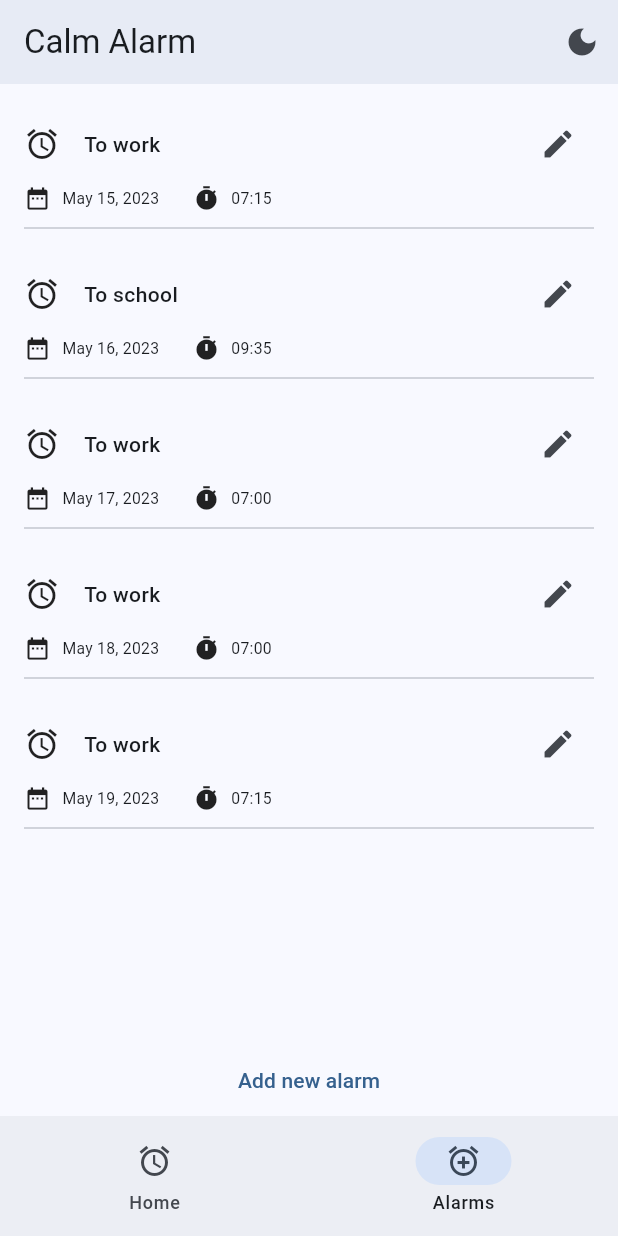
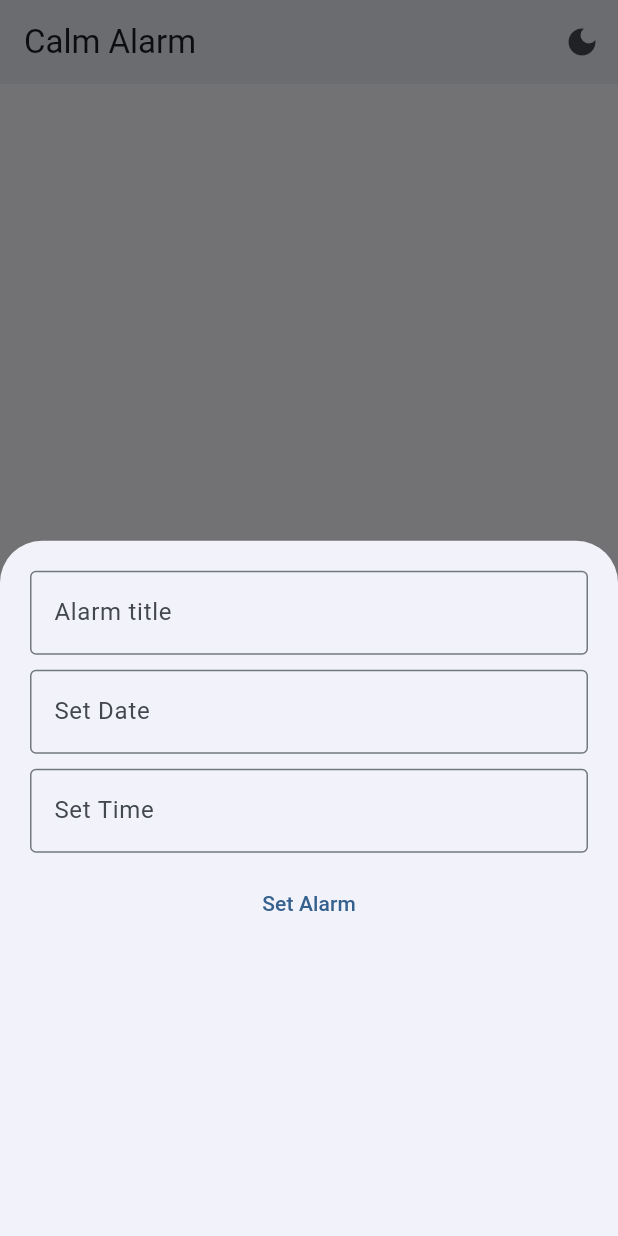
Before and after one commit to Dagohar/CalmAlarm, a Flutter app: the screen it shows after launch, item 2 of the bottom bar chosen, after a tap on "Add new alarm", on a phone screen of 412 x 824 dp. Run offline on Flutter 3.47's test engine with Material 2 defaults, Android fonts, the light colour scheme and no system bars; our stand-ins replace shared_preferences, syncfusion_flutter_gauges.

Commit message:
Added: Alarm setting

```diff
--- /dev/null
+++ b/lib/helpers/converters.dart
@@ -0,0 +1,14 @@
+import 'package:calmalarm/widgets/alarm_list_element.dart';
+import 'formatters.dart';
+
+class Converters {
+  static AlarmListElement convertStringToAlarmListElement(String data) {
+    var dataSplit = data.split(';');
+    var date = Formatters.dateTimeParse(dataSplit[1]);
+    var time = Formatters.timeOfDayParse(dataSplit[2]);
+    return AlarmListElement(title: dataSplit[0], dateTime: date, timeOfDay: time);
+  }
+  static String convertAlarmListElementToString(AlarmListElement alarm) {
+    return "${alarm.title};${Formatters.dateTimeToString(alarm.dateTime)};${Formatters.timeOfDayToString(alarm.timeOfDay)}";
+  }
+}
--- /dev/null
+++ b/lib/helpers/formatters.dart
@@ -0,0 +1,13 @@
+import 'package:flutter/material.dart';
+import 'package:intl/intl.dart';
+
+class Formatters {
+  // TO STRING
+  static String dateTimeToString(DateTime dateTime) => DateFormat.yMd().format(dateTime);
+  static String dateTimeToTimeOfDayString(DateTime dateTime)  => DateFormat.Hm().format(dateTime);
+  static String timeOfDayToString(TimeOfDay timeOfDay)  => "${timeOfDay.hour}:${timeOfDay.minute}";
+
+  // PARSE FROM STRING
+  static DateTime dateTimeParse(String dateString) => DateFormat.yMd().parse(dateString);
+  static TimeOfDay timeOfDayParse(String timeString) => TimeOfDay.fromDateTime(DateFormat.Hm().parse(timeString));
+}
--- a/lib/pages/alarms.dart
+++ b/lib/pages/alarms.dart
@@ -1,5 +1,8 @@
+import 'package:calmalarm/providers/alarms_provider.dart';
+import 'package:calmalarm/widgets/alarm_creator_modal.dart';
 import 'package:calmalarm/widgets/alarm_list_element.dart';
 import 'package:flutter/material.dart';
+import 'package:provider/provider.dart';
 
 class AlarmsPage extends StatefulWidget {
   const AlarmsPage({super.key});
@@ -9,16 +12,31 @@ class AlarmsPage extends StatefulWidget {
 }
 
 class _AlarmsPageState extends State<AlarmsPage> {
-  final alarms = <AlarmListElement>[
-    AlarmListElement(title: 'To work', dateTime: DateTime.parse('2023-05-15 07:15:00')),
-    AlarmListElement(title: 'To school', dateTime: DateTime.parse('2023-05-16 09:35:00')),
-    AlarmListElement(title: 'To work', dateTime: DateTime.parse('2023-05-17 07:00:00')),
-    AlarmListElement(title: 'To work', dateTime: DateTime.parse('2023-05-18 07:00:00')),
-    AlarmListElement(title: 'To work', dateTime: DateTime.parse('2023-05-19 07:15:00')),
-  ];
+  AlarmsProvider alarmsProvider = AlarmsProvider();
+
+  void addNewAlarm(AlarmListElement newAlarm) {
+    setState(() {
+      var newList = alarmsProvider.savedAlarms.toList();
+      newList.add(newAlarm);
+      alarmsProvider.savedAlarms = newList;
+    });
+  }
 
   @override
-  Widget build(BuildContext context) {
+  void initState() {
+    super.initState();
+    getSavedAlarms();
+  }
+
+  void getSavedAlarms() async {
+    alarmsProvider.savedAlarms = await alarmsProvider.alarmsPreference.getSavedAlarms();
+  }
+
+  @override
+  Widget build(BuildContext context) => ChangeNotifierProvider(
+    create: (context) => alarmsProvider,
+    child: Consumer<AlarmsProvider>(
+      builder: (context, provider, child) {
         return Stack(
           children: [
             GridView.builder(
@@ -27,26 +45,31 @@ class _AlarmsPageState extends State<AlarmsPage> {
                   mainAxisExtent: 100,
                   crossAxisCount: 1,
                 ),
-          itemCount: alarms.length,
+                itemCount: provider.savedAlarms.length,
                 itemBuilder: (context, index) {
                   return Column(
-              children: [
-                alarms[index],
-                const Divider(thickness: 1.0)
-              ],
+                    children: [provider.savedAlarms[index], const Divider(thickness: 1.0)],
                   );
-          }
-        ),
+                }),
             Align(
               alignment: Alignment.bottomCenter,
               child: Row(
                 mainAxisAlignment: MainAxisAlignment.center,
                 children: [
-              TextButton(onPressed: () {}, child: const Text('Add new alarm'))
+                  TextButton(
+                    onPressed: () {
+                      showModalBottomSheet(
+                          context: context,
+                          builder: (BuildContext context) {
+                            return AlarmCreatorModal(callback: addNewAlarm);
+                          });
+                    },
+                    child: const Text('Add new alarm'))
                 ],
               ),
             )
           ],
         );
+      },
+    ));
 }
-}
--- /dev/null
+++ b/lib/providers/alarms_provider.dart
@@ -0,0 +1,15 @@
+import 'package:calmalarm/shared_preferences/alarms_preference.dart';
+import 'package:calmalarm/widgets/alarm_list_element.dart';
+import 'package:flutter/material.dart';
+
+class AlarmsProvider with ChangeNotifier {
+  AlarmsPreference alarmsPreference = AlarmsPreference();
+
+  List<AlarmListElement> _savedAlarms = <AlarmListElement>[];
+  List<AlarmListElement> get savedAlarms => _savedAlarms;
+  set savedAlarms(List<AlarmListElement> value) {
+    _savedAlarms = value;
+    alarmsPreference.setSavedAlarms(value);
+    notifyListeners();
+  }
+}
--- /dev/null
+++ b/lib/shared_preferences/alarms_preference.dart
@@ -0,0 +1,31 @@
+import 'package:calmalarm/helpers/converters.dart';
+import 'package:calmalarm/widgets/alarm_list_element.dart';
+import 'package:shared_preferences/shared_preferences.dart';
+
+class AlarmsPreference {
+  static const SAVEDALARMS_LIST = "SavedAlarms_List";
+
+  setSavedAlarms(List<AlarmListElement> value) async {
+    SharedPreferences prefs = await SharedPreferences.getInstance();
+
+    final alarmsData = <String>[];
+    for (var alarm in value) {
+      alarmsData.add(Converters.convertAlarmListElementToString(alarm));
+    }
+
+    prefs.setStringList(SAVEDALARMS_LIST, alarmsData);
+  }
+
+  Future<List<AlarmListElement>> getSavedAlarms() async {
+    SharedPreferences prefs = await SharedPreferences.getInstance();
+    var savedAlarmsData = prefs.getStringList(SAVEDALARMS_LIST)!;
+
+    final alarms = <AlarmListElement>[];
+    for (var rowData in savedAlarmsData) {
+      alarms.add(Converters.convertStringToAlarmListElement(rowData));
+      print(rowData);
+    }
+
+    return alarms;
+  }
+}
--- /dev/null
+++ b/lib/widgets/alarm_creator_modal.dart
@@ -0,0 +1,81 @@
+import 'package:calmalarm/helpers/formatters.dart';
+import 'package:calmalarm/widgets/alarm_list_element.dart';
+import 'package:flutter/material.dart';
+
+class AlarmCreatorModal extends StatefulWidget {
+  const AlarmCreatorModal({super.key, required this.callback});
+  final Function(AlarmListElement newAlarm) callback;
+
+  @override
+  State<AlarmCreatorModal> createState() => _AlarmCreatorModalState();
+}
+
+class _AlarmCreatorModalState extends State<AlarmCreatorModal> {
+  late TextEditingController _titleController, _dateController, _timeController;
+  late DateTime _date;
+  late TimeOfDay _time;
+
+  @override
+  void initState() {
+    super.initState();
+    _titleController = TextEditingController();
+    _dateController = TextEditingController();
+    _timeController = TextEditingController();
+  }
+
+  @override
+  void dispose() {
+    _titleController.dispose();
+    _dateController.dispose();
+    _timeController.dispose();
+    super.dispose();
+  }
+
+  @override
+  Widget build(BuildContext context) {
+    return Center(
+        child: Padding(
+            padding: const EdgeInsets.all(20.0),
+            child: Column(
+              children: <Widget>[
+                TextField(
+                  controller: _titleController,
+                  decoration: const InputDecoration(border: OutlineInputBorder(), labelText: 'Alarm title')
+                ),
+                const SizedBox(height: 10),
+                TextField(
+                    controller: _dateController,
+                    readOnly: true,
+                    onTap: () async {
+                      var pickedDate = await showDatePicker(
+                        context: context,
+                        initialDate: DateTime.now(),
+                        firstDate: DateTime.now(),
+                        lastDate: DateTime.now().add(const Duration(days: 365))
+                      );
+                      _date = pickedDate!;
+                      _dateController.text = Formatters.dateTimeToString(_date);
+                    },
+                    decoration: const InputDecoration(border: OutlineInputBorder(), labelText: 'Set Date')),
+                const SizedBox(height: 10),
+                TextField(
+                    controller: _timeController,
+                    readOnly: true,
+                    onTap: () async {
+                      var pickedTime = await showTimePicker(context: context, initialTime: TimeOfDay.now());
+                      _time = pickedTime!;
+                      _timeController.text = Formatters.timeOfDayToString(_time);
+                    },
+                    decoration: const InputDecoration(border: OutlineInputBorder(), labelText: 'Set Time')),
+                const SizedBox(height: 10),
+                TextButton(
+                    onPressed: () {
+                      var newAlarm = AlarmListElement(title: _titleController.text, dateTime: _date, timeOfDay: _time);
+                      widget.callback(newAlarm);
+                      Navigator.pop(context);
+                    },
+                    child: const Text('Set Alarm'))
+              ],
+            )));
+  }
+}
--- a/lib/widgets/alarm_datetime.dart
+++ b/lib/widgets/alarm_datetime.dart
@@ -1,5 +1,5 @@
+import 'package:calmalarm/helpers/formatters.dart';
 import 'package:flutter/material.dart';
-import 'package:intl/intl.dart';
 
 class AlarmDateTime extends StatelessWidget {
   const AlarmDateTime({
@@ -27,13 +27,13 @@ class AlarmDateTime extends StatelessWidget {
               const Icon(Icons.date_range),
               Padding(
                 padding: const EdgeInsets.symmetric(horizontal: 10.0),
-                child: Text(DateFormat.yMMMd().format(dateTime)),
+                child: Text(Formatters.dateTimeToString(dateTime)),
               ),
               const SizedBox(width: 20),
               const Icon(Icons.timer),
               Padding(
                 padding: const EdgeInsets.symmetric(horizontal: 10.0),
-                child: Text(DateFormat.Hm().format(dateTime)),
+                child: Text(Formatters.dateTimeToTimeOfDayString(dateTime)),
               ),
             ],
           ),
--- a/lib/widgets/alarm_list_element.dart
+++ b/lib/widgets/alarm_list_element.dart
@@ -2,13 +2,15 @@ import 'package:calmalarm/widgets/alarm_datetime.dart';
 import 'package:flutter/material.dart';
 
 class AlarmListElement extends StatelessWidget {
-  const AlarmListElement({super.key, required this.title, required this.dateTime});
+  const AlarmListElement({super.key, required this.title, required this.dateTime, required this.timeOfDay});
 
   final String title;
   final DateTime dateTime;
+  final TimeOfDay timeOfDay;
 
   @override
   Widget build(BuildContext context) {
+    final fireAlarmDate = DateTime(dateTime.year, dateTime.month, dateTime.day, timeOfDay.hour, timeOfDay.minute);
     return Column(
       children: <Widget>[
         Row(
@@ -17,13 +19,10 @@ class AlarmListElement extends StatelessWidget {
             Expanded(
               child: Padding(
                 padding: const EdgeInsets.symmetric(horizontal: 16.0),
-                child: Text(title, style: const TextStyle(fontWeight: FontWeight.w500))
-              )
-            ),
-            IconButton(onPressed: () => {}, icon: const Icon(Icons.edit))
-          ],
+                child: Text(title, style: const TextStyle(fontWeight: FontWeight.w500)))),
+            IconButton(onPressed: () => {}, icon: const Icon(Icons.edit))],
         ),
-        AlarmDateTime(dateTime: dateTime)
+        AlarmDateTime(dateTime: fireAlarmDate)
       ],
     );
   }
--- a/pubspec.yaml
+++ b/pubspec.yaml
@@ -37,6 +37,7 @@ dependencies:
   shared_preferences: ^2.1.1
   provider: ^6.0.5
   syncfusion_flutter_gauges: ^21.2.4
+  android_alarm_manager_plus: ^3.0.0
 
 dev_dependencies:
   flutter_test:
```
Also changed, not shown: lib/main.dart (indentation only), 2 other files. Lines whose indentation alone changed are shown as unchanged.
